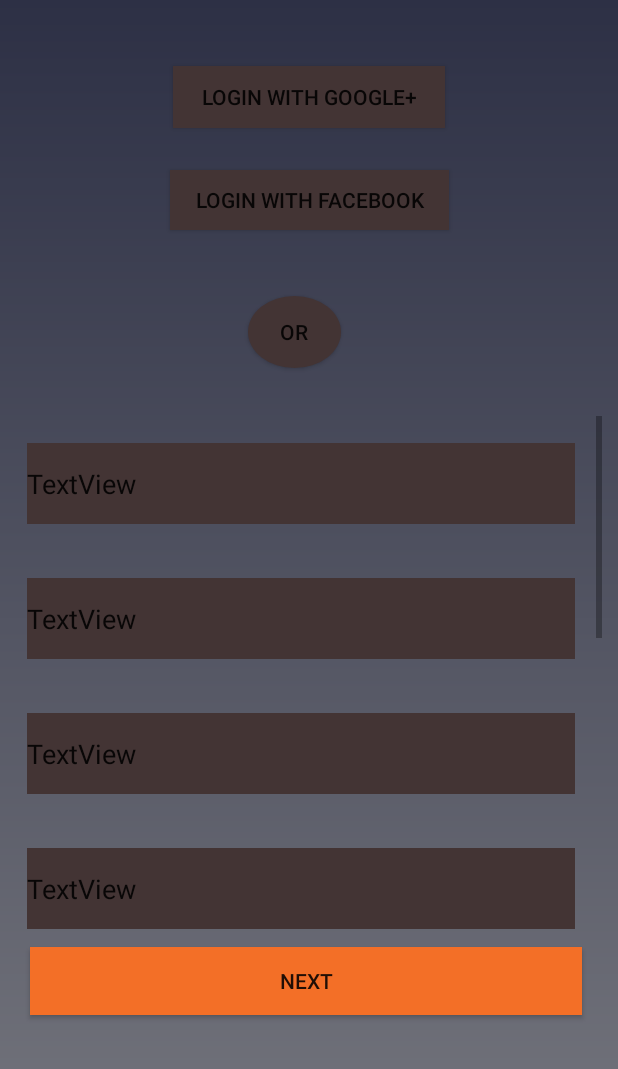
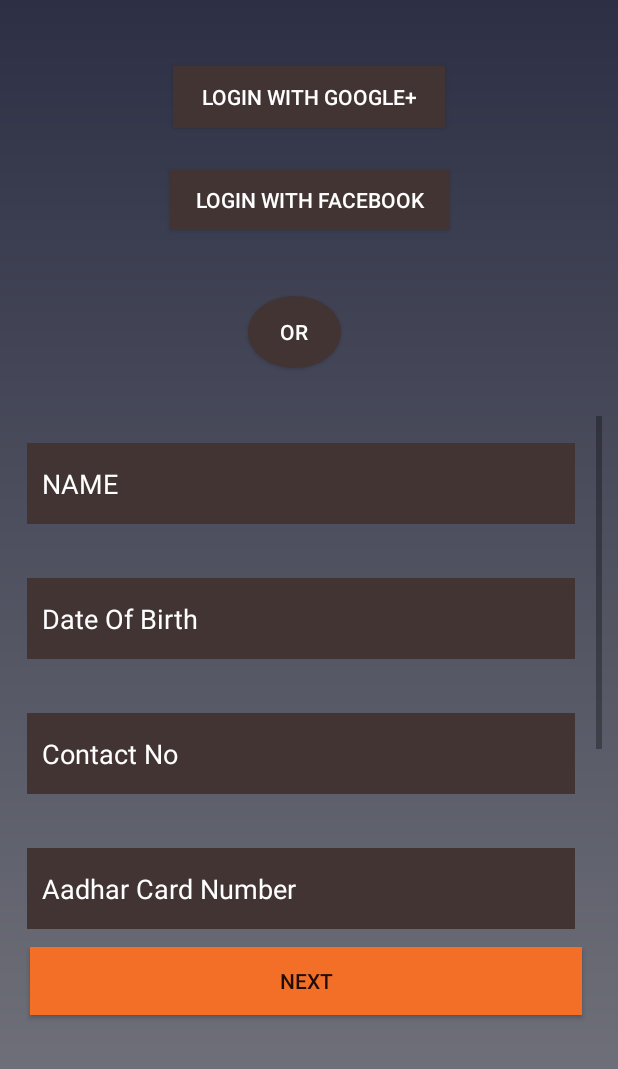
Before and after one commit to dharmpalkumar09/LabourMandi, an Android app: the RegistrationPage screen opened directly, with no data from a screen before it, on a phone screen of 412 x 824 dp. Shown: the top 1069 px of the screen. Run offline under Robolectric (Android 15) with nearby library versions, the phone set to English and light mode, and no system bars.

Commit message:
Registration page with proper naming convention

```diff
--- a/app/src/main/res/layout/activity_registration_page.xml
+++ b/app/src/main/res/layout/activity_registration_page.xml
@@ -14,6 +14,7 @@
         android:layout_marginTop="44dp"
         android:background="@drawable/button_colour"
         android:text="@string/user_registration_with_google"
+        android:textColor="@android:color/white"
         app:layout_constraintEnd_toEndOf="parent"
         app:layout_constraintStart_toStartOf="parent"
         app:layout_constraintTop_toTopOf="parent" />
@@ -25,18 +26,19 @@
         android:layout_marginTop="28dp"
         android:background="@drawable/button_colour"
         android:text="@string/user_registration_button_with_facebook"
+        android:textColor="@android:color/white"
         app:layout_constraintEnd_toEndOf="parent"
         app:layout_constraintStart_toStartOf="parent"
         app:layout_constraintTop_toBottomOf="@+id/button" />
 
     <Button
         android:id="@+id/button3"
-
         android:layout_width="62dp"
         android:layout_height="48dp"
         android:layout_marginTop="44dp"
         android:background="@drawable/circle_button"
         android:text="@string/user_registration_button_or"
+        android:textColor="@android:color/white"
         app:layout_constraintEnd_toEndOf="parent"
         app:layout_constraintHorizontal_bias="0.472"
         app:layout_constraintStart_toStartOf="parent"
@@ -58,85 +60,100 @@
             android:orientation="vertical">
 
             <EditText
-                android:id="@+id/textView13"
+                android:id="@+id/sign_up_user_name"
                 android:layout_width="match_parent"
                 android:layout_height="54dp"
                 android:layout_margin="18dp"
                 android:layout_weight="1"
                 android:background="@drawable/button_colour"
-                android:text="TextView" />
+                android:paddingLeft="10dp"
+                android:paddingTop="5dp"
+                android:paddingRight="0dp"
+                android:paddingBottom="5dp"
+                android:hint="NAME"
+                android:textColorHint="@android:color/white"
+                android:textColor="@android:color/white" />
 
             <EditText
-                android:id="@+id/textView14"
+                android:id="@+id/date_of_birth"
+                android:inputType="date"
                 android:layout_width="match_parent"
                 android:layout_height="54dp"
                 android:layout_margin="18dp"
                 android:layout_weight="1"
+                android:paddingLeft="10dp"
+                android:paddingTop="5dp"
+                android:paddingRight="0dp"
+                android:paddingBottom="5dp"
+                android:hint="Date Of Birth"
+                android:textColorHint="@android:color/white"
+                android:textColor="@android:color/white"
                 android:background="@drawable/button_colour"
-                android:text="TextView" />
+                />
 
             <EditText
-                android:id="@+id/textView15"
+                android:id="@+id/sign_up_contact_number"
                 android:layout_width="match_parent"
                 android:layout_height="54dp"
                 android:layout_margin="18dp"
                 android:layout_weight="1"
+                android:paddingLeft="10dp"
+                android:paddingTop="5dp"
+                android:paddingRight="0dp"
+                android:paddingBottom="5dp"
+                android:hint="Contact No"
+                android:textColorHint="@android:color/white"
+                android:textColor="@android:color/white"
                 android:background="@drawable/button_colour"
-                android:text="TextView" />
+                />
 
             <EditText
-                android:id="@+id/textView16"
+                android:id="@+id/sign_up_adhar_number"
                 android:layout_width="match_parent"
                 android:layout_height="54dp"
                 android:layout_margin="18dp"
                 android:layout_weight="1"
+                android:paddingLeft="10dp"
+                android:paddingTop="5dp"
+                android:paddingRight="0dp"
+                android:paddingBottom="5dp"
+                android:hint="Aadhar Card Number"
+                android:textColorHint="@android:color/white"
+                android:textColor="@android:color/white"
                 android:background="@drawable/button_colour"
-                android:text="TextView" />
+                />
 
             <EditText
-                android:id="@+id/textView17"
+                android:id="@+id/sign_up_pancard_no"
                 android:layout_width="match_parent"
                 android:layout_height="54dp"
                 android:layout_margin="18dp"
                 android:layout_weight="1"
+                android:paddingLeft="10dp"
+                android:paddingTop="5dp"
+                android:paddingRight="0dp"
+                android:paddingBottom="5dp"
+                android:hint="PAN Number"
+                android:textColorHint="@android:color/white"
+                android:textColor="@android:color/white"
                 android:background="@drawable/button_colour"
-                android:text="TextView" />
+                />
 
             <EditText
-                android:id="@+id/textView18"
+                android:id="@+id/sign_up_email_id"
                 android:layout_width="match_parent"
                 android:layout_height="54dp"
                 android:layout_margin="18dp"
                 android:layout_weight="1"
+                android:paddingLeft="10dp"
+                android:paddingTop="5dp"
+                android:paddingRight="0dp"
+                android:paddingBottom="5dp"
+                android:hint="Email-Id"
+                android:textColorHint="@android:color/white"
+                android:textColor="@android:color/white"
                 android:background="@drawable/button_colour"
-                android:text="TextView" />
-
-            <EditText
-                android:id="@+id/textView19"
-                android:layout_width="match_parent"
-                android:layout_height="54dp"
-                android:layout_margin="18dp"
-                android:layout_weight="1"
-                android:background="@drawable/button_colour"
-                android:text="TextView" />
-
-            <EditText
-                android:id="@+id/textView20"
-                android:layout_width="match_parent"
-                android:layout_height="54dp"
-                android:layout_margin="18dp"
-                android:layout_weight="1"
-                android:background="@drawable/button_colour"
-                android:text="TextView" />
-
-            <EditText
-                android:id="@+id/textView21"
-                android:layout_width="match_parent"
-                android:layout_height="54dp"
-                android:layout_margin="18dp"
-                android:layout_weight="1"
-                android:background="@drawable/button_colour"
-                android:text="TextView" />
+                />
         </LinearLayout>
     </ScrollView>
 
--- a/app/src/main/res/layout/registration_type_user_catagory.xml
+++ b/app/src/main/res/layout/registration_type_user_catagory.xml
@@ -42,20 +42,22 @@
         android:orientation="horizontal">
 
         <Button
-            android:id="@+id/lloking_for_work_button"
+            android:id="@+id/looking_for_work_button"
             android:layout_width="wrap_content"
             android:layout_height="wrap_content"
             android:layout_weight="1"
             android:layout_margin="10dp"
+            android:textColor="@android:color/white"
             android:background="@drawable/button_colour"
             tools:text="@string/looking_for_work" />
 
         <Button
-            android:id="@+id/button8"
+            android:id="@+id/looking_for_worker_button"
             android:layout_width="wrap_content"
             android:layout_height="wrap_content"
             android:layout_weight="1"
             android:layout_margin="10dp"
+            android:textColor="@android:color/white"
             android:background="@drawable/button_colour"
             tools:text="@string/looking_for_worker" />
 
```
